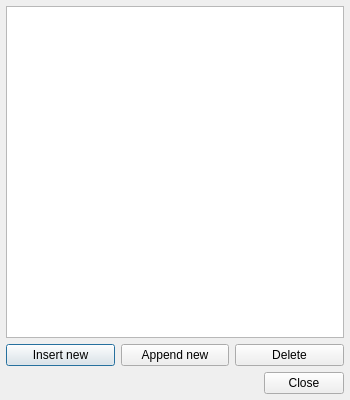
Above: src/playingsequencelistdialog.ui from gitGNU/gnu_tutka before the change. Below: the same form after it.
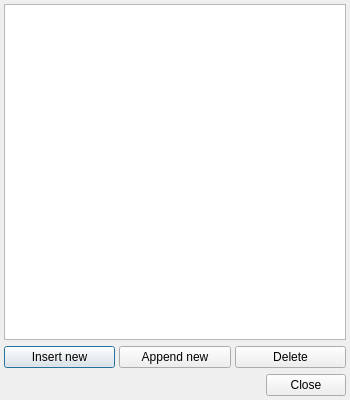
That is the form after the change.

Diff of the .ui file:
```diff
--- a/src/playingsequencelistdialog.ui
+++ b/src/playingsequencelistdialog.ui
@@ -15,7 +15,7 @@
   </property>
   <layout class="QVBoxLayout" name="verticalLayout">
    <property name="margin">
-    <number>6</number>
+    <number>4</number>
    </property>
    <item>
     <widget class="QTableView" name="tableView">
@@ -48,7 +48,7 @@
    <item>
     <layout class="QHBoxLayout" name="horizontalLayout">
      <property name="spacing">
-      <number>6</number>
+      <number>4</number>
      </property>
      <item>
       <widget class="QPushButton" name="pushButtonInsertNew">
```
